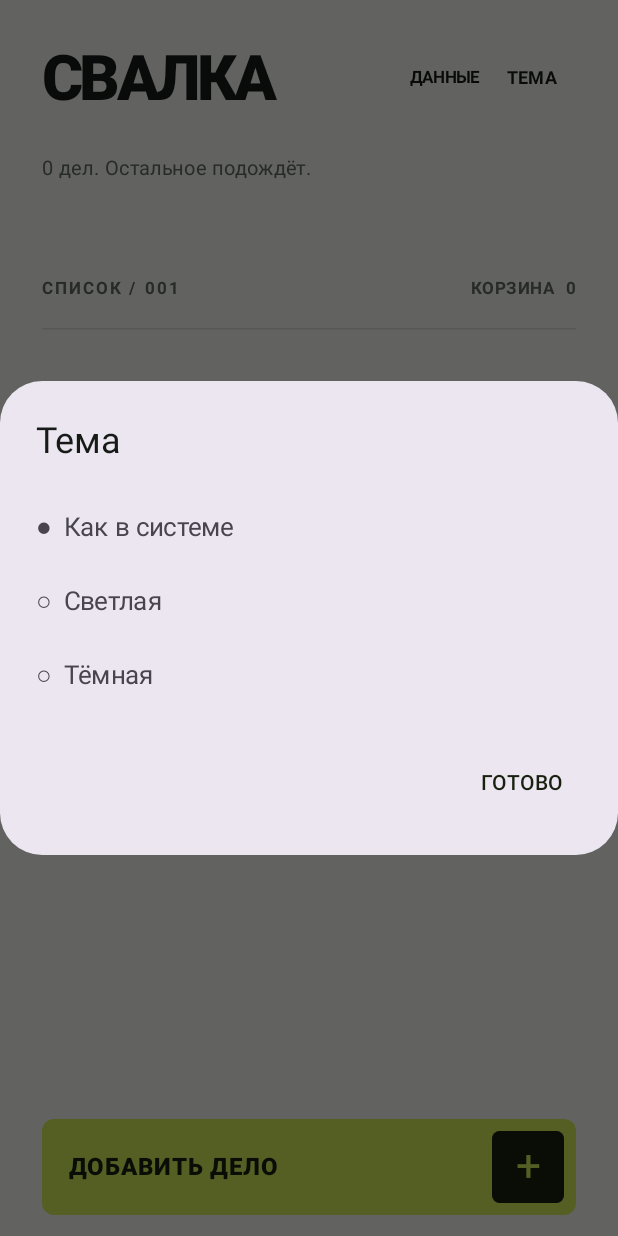
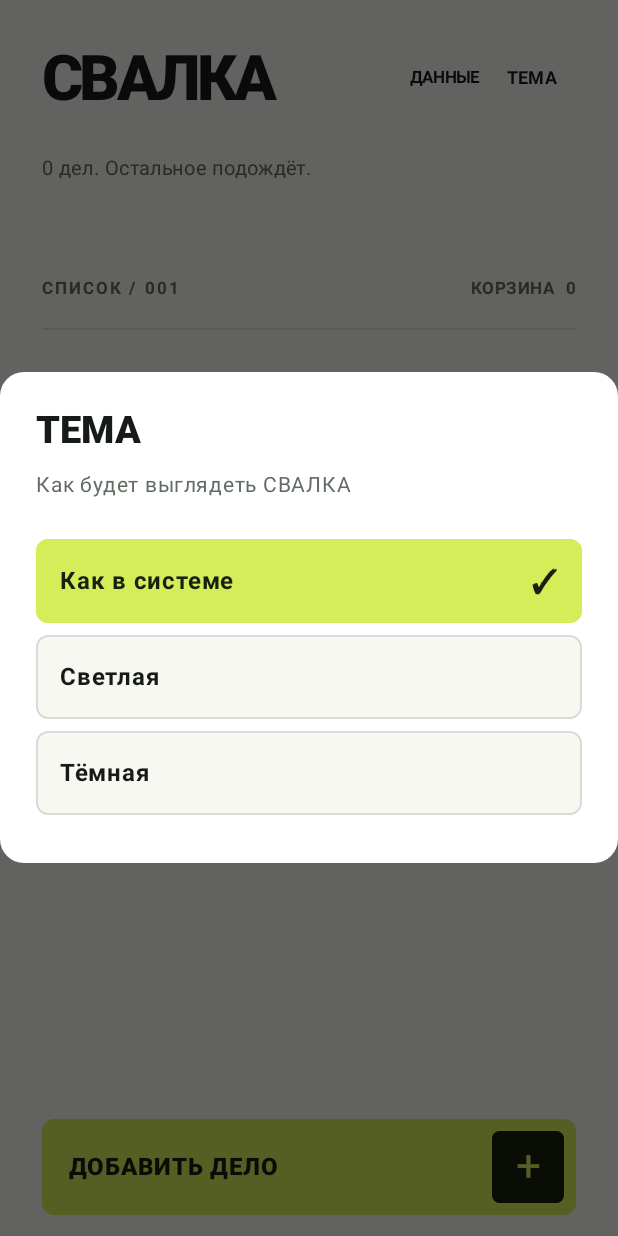
Before and after one commit to cveloy102/reminder, an Android app built with Jetpack Compose: the screen it shows after launch (MainActivity), after a tap on "ТЕМА", on a phone screen of 412 x 824 dp. Run offline under Robolectric (Android 15) with nearby library versions, the phone set to English and light mode, and no system bars.

Commit message:
Show full task text and style theme chooser

```diff
--- a/app/src/main/java/com/svalka/reminder/SvalkaScreen.kt
+++ b/app/src/main/java/com/svalka/reminder/SvalkaScreen.kt
@@ -19,6 +19,8 @@ import androidx.compose.foundation.layout.navigationBarsPadding
 import androidx.compose.foundation.layout.padding
 import androidx.compose.foundation.layout.size
 import androidx.compose.foundation.layout.statusBarsPadding
+import androidx.compose.foundation.rememberScrollState
+import androidx.compose.foundation.verticalScroll
 import androidx.compose.foundation.gestures.detectTapGestures
 import androidx.compose.foundation.gestures.detectHorizontalDragGestures
 import androidx.compose.foundation.lazy.LazyColumn
@@ -70,7 +72,6 @@ import androidx.compose.ui.text.font.FontWeight
 import androidx.compose.ui.text.input.ImeAction
 import androidx.compose.ui.text.style.TextAlign
 import androidx.compose.ui.text.style.TextDecoration
-import androidx.compose.ui.text.style.TextOverflow
 import androidx.compose.ui.unit.dp
 import androidx.compose.ui.unit.sp
 import androidx.compose.ui.window.Dialog
@@ -359,7 +360,8 @@ fun SvalkaScreen(
     editing?.let { selected ->
         var title by remember(selected.id) { mutableStateOf(selected.title) }
         ModalBottomSheet(onDismissRequest = { editing = null }, containerColor = palette.sheet) {
-            Column(Modifier.fillMaxWidth().padding(horizontal = 24.dp).padding(bottom = 34.dp)) {
+            Column(Modifier.fillMaxWidth().verticalScroll(rememberScrollState())
+                .padding(horizontal = 24.dp).padding(bottom = 34.dp)) {
                 Text(
                     if (trash) "УДАЛЁННОЕ ДЕЛО" else "РЕДАКТИРОВАТЬ ДЕЛО",
                     color = palette.secondary, fontSize = 12.sp,
@@ -369,7 +371,7 @@ fun SvalkaScreen(
                 if (!trash) {
                     OutlinedTextField(
                         value = title, onValueChange = { title = it },
-                        modifier = Modifier.fillMaxWidth(), singleLine = true,
+                        modifier = Modifier.fillMaxWidth().testTag("editTitle"), minLines = 2, maxLines = 8,
                         label = { Text("Название") }
                     )
                     Spacer(Modifier.height(14.dp))
@@ -415,24 +417,41 @@ fun SvalkaScreen(
         }
     }
 
-    if (themeDialog) AlertDialog(
-        onDismissRequest = { themeDialog = false }, title = { Text("Тема") },
-        text = { Column {
-            ThemeMode.entries.forEach { mode ->
-                val label = when (mode) {
-                    ThemeMode.SYSTEM -> "Как в системе"
-                    ThemeMode.LIGHT -> "Светлая"
-                    ThemeMode.DARK -> "Тёмная"
+    if (themeDialog) Dialog(onDismissRequest = { themeDialog = false }) {
+        Surface(shape = RoundedCornerShape(16.dp), color = palette.sheet,
+            modifier = Modifier.testTag("themeDialog")) {
+            Column(Modifier.fillMaxWidth().padding(24.dp)) {
+                Text("ТЕМА", color = palette.foreground, fontSize = 25.sp, fontWeight = FontWeight.Black)
+                Spacer(Modifier.height(10.dp))
+                Text("Как будет выглядеть СВАЛКА", color = palette.secondary, fontSize = 14.sp)
+                Spacer(Modifier.height(24.dp))
+                ThemeMode.entries.forEach { mode ->
+                    val label = when (mode) {
+                        ThemeMode.SYSTEM -> "Как в системе"
+                        ThemeMode.LIGHT -> "Светлая"
+                        ThemeMode.DARK -> "Тёмная"
+                    }
+                    val selected = themeMode == mode
+                    val shape = RoundedCornerShape(8.dp)
+                    Row(
+                        modifier = Modifier.fillMaxWidth().height(56.dp).clip(shape)
+                            .background(if (selected) palette.accent else palette.background)
+                            .border(1.dp, if (selected) palette.accent else palette.divider, shape)
+                            .clickable { onThemeChange(mode); themeDialog = false }
+                            .padding(horizontal = 16.dp),
+                        verticalAlignment = Alignment.CenterVertically
+                    ) {
+                        Text(label, modifier = Modifier.weight(1f),
+                            color = if (selected) palette.accentText else palette.foreground,
+                            fontSize = 16.sp, fontWeight = FontWeight.Bold)
+                        if (selected) Text("✓", color = palette.accentText,
+                            fontSize = 21.sp, fontWeight = FontWeight.Black)
+                    }
+                    Spacer(Modifier.height(8.dp))
                 }
-                Text(
-                    "${if (themeMode == mode) "●" else "○"}  $label",
-                    modifier = Modifier.fillMaxWidth().clickable { onThemeChange(mode); themeDialog = false }
-                        .padding(vertical = 13.dp), fontSize = 17.sp
-                )
             }
-        } },
-        confirmButton = { TextButton(onClick = { themeDialog = false }) { Text("ГОТОВО") } }
-    )
+        }
+    }
 
     if (backupDialog) Dialog(onDismissRequest = { backupDialog = false }) {
         Surface(shape = RoundedCornerShape(16.dp), color = palette.sheet) {
@@ -538,8 +557,7 @@ private fun TaskRow(task: ReminderTask, inTrash: Boolean, onOpen: () -> Unit, on
                 task.title,
                 color = if (task.completed || inTrash) palette.secondary else palette.foreground,
                 fontSize = 18.sp, lineHeight = 23.sp, fontWeight = FontWeight.SemiBold,
-                textDecoration = if (task.completed) TextDecoration.LineThrough else TextDecoration.None,
-                maxLines = 3, overflow = TextOverflow.Ellipsis
+                textDecoration = if (task.completed) TextDecoration.LineThrough else TextDecoration.None
             )
             reminderText?.let {
                 Spacer(Modifier.height(5.dp))
```
Also changed, not shown: 1 other file.
